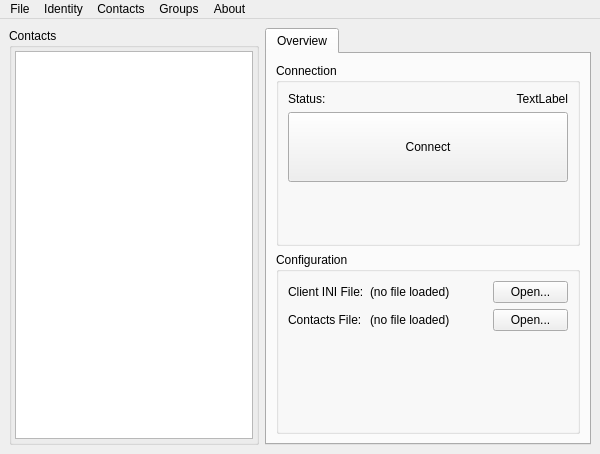
Before: the Qt Designer form src/main.ui in blizzard4591/openMittsu, drawn with Qt 5.
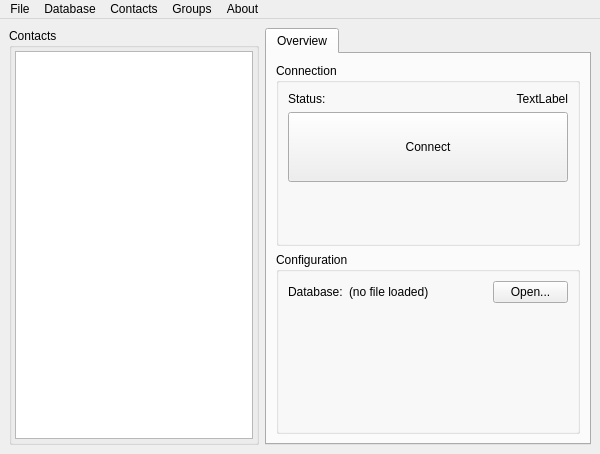
After: the same form once the commit is applied. Icons and pictures are not drawn. Custom widgets are drawn as their Qt base class.

What changed in the file:
```diff
--- a/src/main.ui
+++ b/src/main.ui
@@ -164,7 +164,7 @@
            <item row="0" column="0">
             <widget class="QLabel" name="lblDescClientIni">
              <property name="text">
-              <string>Client INI File:</string>
+              <string>Database:</string>
              </property>
             </widget>
            </item>
@@ -178,38 +178,7 @@
               </widget>
              </item>
              <item>
-              <widget class="QPushButton" name="btnOpenClientIni">
-               <property name="maximumSize">
-                <size>
-                 <width>75</width>
-                 <height>16777215</height>
-                </size>
-               </property>
-               <property name="text">
-                <string>Open...</string>
-               </property>
-              </widget>
-             </item>
-            </layout>
-           </item>
-           <item row="1" column="0">
-            <widget class="QLabel" name="lblDescContacts">
-             <property name="text">
-              <string>Contacts File:</string>
-             </property>
-            </widget>
-           </item>
-           <item row="1" column="1">
-            <layout class="QHBoxLayout" name="horizontalLayout_3">
-             <item>
-              <widget class="QLabel" name="lblContacts">
-               <property name="text">
-                <string>(no file loaded)</string>
-               </property>
-              </widget>
-             </item>
-             <item>
-              <widget class="QPushButton" name="btnOpenContacts">
+              <widget class="QPushButton" name="btnOpenDatabase">
                <property name="maximumSize">
                 <size>
                  <width>75</width>
@@ -280,7 +249,7 @@
    </widget>
    <widget class="QMenu" name="menuIdentity">
     <property name="title">
-     <string>Identity</string>
+     <string>Database</string>
     </property>
     <addaction name="actionShow_Fingerprint"/>
     <addaction name="actionShow_Public_Key"/>
```
Left out of the diff: 26 changed lines with no effect on the pictures.
